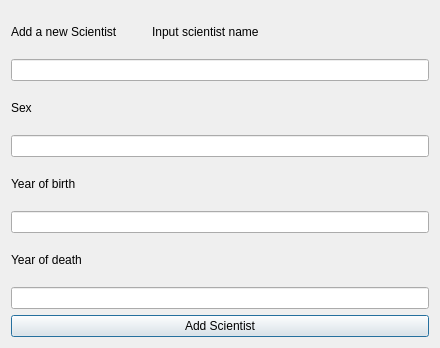
Before: the Qt Designer form Group36W3/ui/addscientistdialog.ui in skulia15/Group36, drawn with Qt 5.
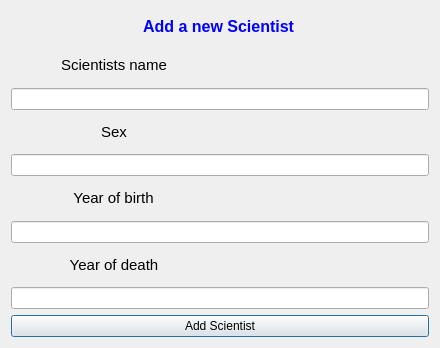
After: the same form once the commit is applied.

```diff
--- a/Group36W3/ui/addscientistdialog.ui
+++ b/Group36W3/ui/addscientistdialog.ui
@@ -14,19 +14,19 @@
    <string>Dialog</string>
   </property>
   <layout class="QVBoxLayout" name="verticalLayout_2">
-   <item>
-    <layout class="QHBoxLayout" name="horizontalLayout">
-     <item>
+   <item alignment="Qt::AlignHCenter">
       <widget class="QLabel" name="label_add_scientist">
        <property name="text">
-        <string>Add a new Scientist</string>
+      <string>&lt;html&gt;&lt;head/&gt;&lt;body&gt;&lt;p&gt;&lt;span style=&quot; font-size:12pt; font-weight:600; color:#0000ff;&quot;&gt;Add a new Scientist&lt;/span&gt;&lt;/p&gt;&lt;/body&gt;&lt;/html&gt;</string>
        </property>
       </widget>
      </item>
+   <item>
+    <layout class="QHBoxLayout" name="horizontalLayout">
      <item>
       <widget class="QLabel" name="label_input_label">
        <property name="text">
-        <string>Input scientist name</string>
+        <string>&lt;html&gt;&lt;head/&gt;&lt;body&gt;&lt;p align=&quot;center&quot;&gt;&lt;span style=&quot; font-size:11pt;&quot;&gt;Scientists name&lt;/span&gt;&lt;/p&gt;&lt;/body&gt;&lt;/html&gt;</string>
        </property>
       </widget>
      </item>
@@ -50,7 +50,7 @@
      <item>
       <widget class="QLabel" name="label_input_sex">
        <property name="text">
-        <string>Sex</string>
+        <string>&lt;html&gt;&lt;head/&gt;&lt;body&gt;&lt;p align=&quot;center&quot;&gt;&lt;span style=&quot; font-size:11pt;&quot;&gt;Sex&lt;/span&gt;&lt;/p&gt;&lt;/body&gt;&lt;/html&gt;</string>
        </property>
       </widget>
      </item>
@@ -68,10 +68,10 @@
    </item>
    <item>
     <layout class="QHBoxLayout" name="horizontalLayout_3">
-     <item>
+     <item alignment="Qt::AlignHCenter">
       <widget class="QLabel" name="label_year_of_birth">
        <property name="text">
-        <string>Year of birth</string>
+        <string>&lt;html&gt;&lt;head/&gt;&lt;body&gt;&lt;p align=&quot;center&quot;&gt;&lt;span style=&quot; font-size:11pt;&quot;&gt;Year of birth&lt;/span&gt;&lt;/p&gt;&lt;/body&gt;&lt;/html&gt;</string>
        </property>
       </widget>
      </item>
@@ -88,11 +88,22 @@
     <widget class="QLineEdit" name="input_year_of_birth"/>
    </item>
    <item>
+    <layout class="QHBoxLayout" name="horizontalLayout_4">
+     <item>
     <widget class="QLabel" name="label_year_of_death">
      <property name="text">
-      <string>Year of death</string>
-     </property>
-    </widget>
+        <string>&lt;html&gt;&lt;head/&gt;&lt;body&gt;&lt;p align=&quot;center&quot;&gt;&lt;span style=&quot; font-size:11pt;&quot;&gt;Year of death&lt;/span&gt;&lt;/p&gt;&lt;/body&gt;&lt;/html&gt;</string>
+       </property>
+      </widget>
+     </item>
+     <item>
+      <widget class="QLabel" name="label_pointless_alignment">
+       <property name="text">
+        <string/>
+       </property>
+      </widget>
+     </item>
+    </layout>
    </item>
    <item>
     <widget class="QLineEdit" name="input_year_of_death"/>
```
Left out of the diff: 3 changed lines with no effect on the pictures. Lines whose indentation alone changed are shown as unchanged.
